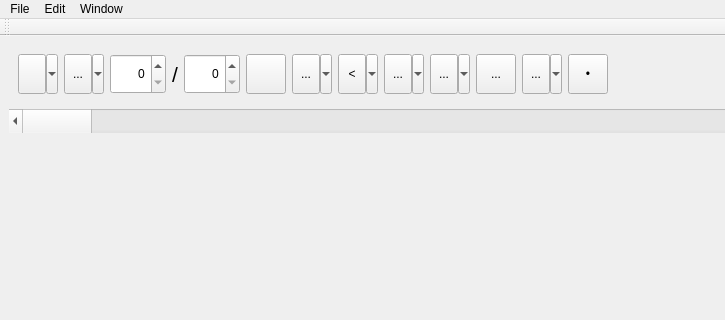
This is toplevel/composerwidget/composerwidget.ui in nirjacobson/Chromasound-Studio as Qt 5 draws it before an edit; both pictures show x 0 to 725 and y 0 to 320 of the 825 by 629 pixel window. The edited form follows.
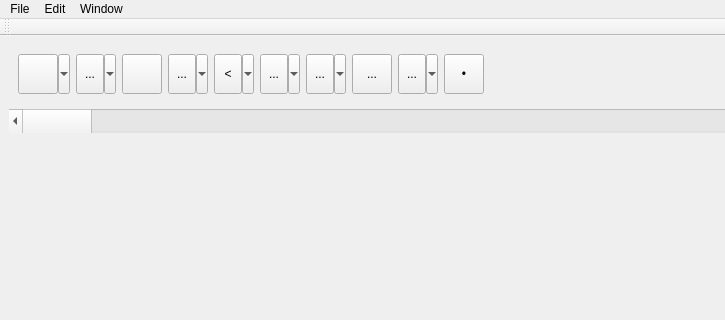
This is the edited form. Icons and pictures are not drawn. Custom widgets are drawn as their Qt base class.

The edit to the form file:
```diff
--- a/toplevel/composerwidget/composerwidget.ui
+++ b/toplevel/composerwidget/composerwidget.ui
@@ -117,56 +117,6 @@
          </property>
         </widget>
        </item>
-       <item>
-        <widget class="QSpinBox" name="timeSigTopSpinBox">
-         <property name="minimumSize">
-          <size>
-           <width>56</width>
-           <height>40</height>
-          </size>
-         </property>
-         <property name="maximumSize">
-          <size>
-           <width>56</width>
-           <height>40</height>
-          </size>
-         </property>
-         <property name="alignment">
-          <set>Qt::AlignmentFlag::AlignRight|Qt::AlignmentFlag::AlignTrailing|Qt::AlignmentFlag::AlignVCenter</set>
-         </property>
-        </widget>
-       </item>
-       <item>
-        <widget class="QLabel" name="timeDivisionLabel">
-         <property name="font">
-          <font>
-           <pointsize>16</pointsize>
-          </font>
-         </property>
-         <property name="text">
-          <string>/</string>
-         </property>
-        </widget>
-       </item>
-       <item>
-        <widget class="QSpinBox" name="timeSigBotSpinBox">
-         <property name="minimumSize">
-          <size>
-           <width>56</width>
-           <height>40</height>
-          </size>
-         </property>
-         <property name="maximumSize">
-          <size>
-           <width>56</width>
-           <height>40</height>
-          </size>
-         </property>
-         <property name="alignment">
-          <set>Qt::AlignmentFlag::AlignRight|Qt::AlignmentFlag::AlignTrailing|Qt::AlignmentFlag::AlignVCenter</set>
-         </property>
-        </widget>
-       </item>
        <item>
         <widget class="QToolButton" name="mezzoToolButton">
          <property name="minimumSize">
@@ -213,8 +163,8 @@
          </property>
          <property name="iconSize">
           <size>
-           <width>8</width>
-           <height>8</height>
+           <width>20</width>
+           <height>20</height>
           </size>
          </property>
          <property name="checkable">
```
